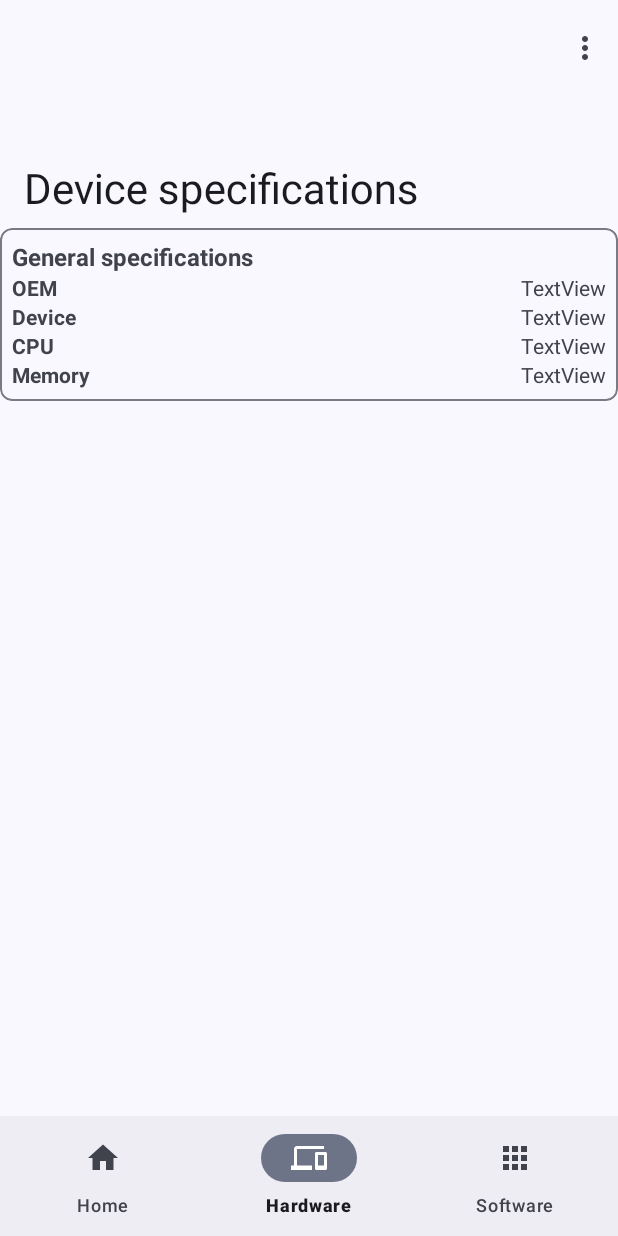
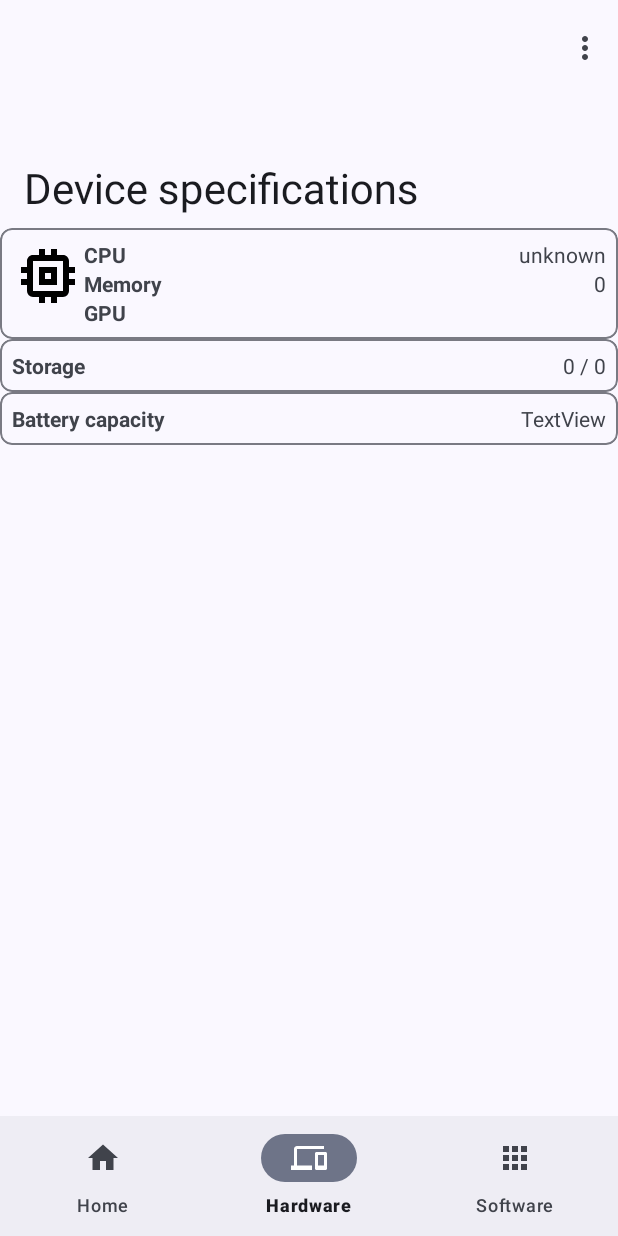
Before and after one commit to errortek/jpb24, an Android app: the DashboardFragment screen opened through its navigation route, on a phone screen of 412 x 824 dp. Run offline under Robolectric (Android 15) with nearby library versions, the phone set to English and light mode, and no system bars; our stand-ins replace navigation-ui.

Commit message:
Add hardware information

```diff
--- a/app/src/main/AndroidManifest.xml
+++ b/app/src/main/AndroidManifest.xml
@@ -13,10 +13,10 @@
         android:theme="@style/Theme.Jpb24"
         tools:targetApi="31">
         <activity
-            android:name=".AboutActivity"
+            android:name="com.jpb.jpb24.AboutActivity"
             android:exported="false" />
         <activity
-            android:name=".SettingsActivity"
+            android:name="com.jpb.jpb24.SettingsActivity"
             android:exported="false"
             android:label="@string/title_activity_settings" />
         <activity
--- a/app/src/main/java/com/errortek/jpb24/ui/dashboard/DashboardFragment.kt
+++ /dev/null
@@ -1,37 +0,0 @@
-package com.jpb.jpb24.ui.dashboard
-
-import android.os.Bundle
-import android.view.LayoutInflater
-import android.view.View
-import android.view.ViewGroup
-import android.widget.TextView
-import androidx.fragment.app.Fragment
-import androidx.lifecycle.ViewModelProvider
-import com.jpb.jpb24.databinding.FragmentDashboardBinding
-
-class DashboardFragment : Fragment() {
-
-    private var _binding: FragmentDashboardBinding? = null
-
-    // This property is only valid between onCreateView and
-    // onDestroyView.
-    private val binding get() = _binding!!
-
-    override fun onCreateView(
-        inflater: LayoutInflater,
-        container: ViewGroup?,
-        savedInstanceState: Bundle?
-    ): View {
-        val dashboardViewModel =
-            ViewModelProvider(this).get(DashboardViewModel::class.java)
-
-        _binding = FragmentDashboardBinding.inflate(inflater, container, false)
-        val root: View = binding.root
-        return root
-    }
-
-    override fun onDestroyView() {
-        super.onDestroyView()
-        _binding = null
-    }
-}
--- a/app/src/main/java/com/jpb/jpb24/AboutActivity.kt
+++ b/app/src/main/java/com/jpb/jpb24/AboutActivity.kt
@@ -3,11 +3,7 @@ package com.jpb.jpb24
 import android.content.Context
 import android.os.Bundle
 import android.view.View
-import androidx.activity.enableEdgeToEdge
-import androidx.appcompat.app.AppCompatActivity
 import androidx.core.text.HtmlCompat
-import androidx.core.view.ViewCompat
-import androidx.core.view.WindowInsetsCompat
 import com.google.android.material.dialog.MaterialAlertDialogBuilder
 import com.mikepenz.aboutlibraries.LibsBuilder
 import com.mikepenz.aboutlibraries.LibsConfiguration
--- /dev/null
+++ b/app/src/main/java/com/jpb/jpb24/ui/dashboard/DashboardFragment.kt
@@ -0,0 +1,114 @@
+package com.jpb.jpb24.ui.dashboard
+
+import android.app.ActivityManager
+import android.content.Context
+import android.os.Build
+import android.os.Bundle
+import android.os.Environment
+import android.os.StatFs
+import android.view.LayoutInflater
+import android.view.View
+import android.view.ViewGroup
+import android.widget.TextView
+import androidx.fragment.app.Fragment
+import androidx.lifecycle.ViewModelProvider
+import com.jpb.jpb24.databinding.FragmentDashboardBinding
+import com.jpb.jpb24.utils.CpuInformation
+import java.text.DecimalFormat
+
+
+class DashboardFragment : Fragment() {
+
+    private var _binding: FragmentDashboardBinding? = null
+
+    // This property is only valid between onCreateView and
+    // onDestroyView.
+    private val binding get() = _binding!!
+
+    override fun onCreateView(
+        inflater: LayoutInflater,
+        container: ViewGroup?,
+        savedInstanceState: Bundle?
+    ): View {
+
+        var activityManager: ActivityManager? = null
+        var memoryInfo: ActivityManager.MemoryInfo? = null
+        activityManager = this.activity?.getSystemService(Context.ACTIVITY_SERVICE) as ActivityManager?
+        memoryInfo = ActivityManager.MemoryInfo()
+        activityManager?.getMemoryInfo(memoryInfo)
+        val freeMemory = memoryInfo.availMem
+        val totalMemory = memoryInfo.totalMem
+        val usedMemory = freeMemory.let { totalMemory.minus(it) }
+        val cpuInformation = activity?.let { CpuInformation(it) }
+        val gpu_vendor = cpuInformation?.gPUVendor
+
+
+        val dashboardViewModel =
+            ViewModelProvider(this).get(DashboardViewModel::class.java)
+
+        _binding = FragmentDashboardBinding.inflate(inflater, container, false)
+        val root: View = binding.root
+        val cputext: TextView = binding.CPUDetails
+        if (Build.VERSION.SDK_INT >= 31) {
+            cputext.text = Build.SOC_MODEL
+        } else {
+            cputext.text = "CPU model information is unavailable for Android 11 and below, due to the underlying API requiring at least Android 12."
+        }
+        val memtext: TextView = binding.RAMDetails
+        memtext.text = formatSize(totalMemory)
+        val gputext: TextView = binding.GPUDetails
+        gputext.text = gpu_vendor
+        val storagetext: TextView = binding.StorageDetails
+        storagetext.text = formatSize(getUsedInternalMemorySize()) + " / " + formatSize(getTotalInternalMemorySize())
+        return root
+    }
+
+    override fun onDestroyView() {
+        super.onDestroyView()
+        _binding = null
+    }
+
+    private fun formatSize(size: Long): String {
+        if (size <= 0)
+            return "0"
+        val units = arrayOf("B", "KB", "MB", "GB", "TB")
+        val digitGroups = (Math.log10(size.toDouble()) / Math.log10(1024.0)).toInt()
+        return DecimalFormat("#,##0.#").format(size / Math.pow(1024.0, digitGroups.toDouble())) + " " + units[digitGroups]
+    }
+
+    /**
+     * Get available internal memory size
+     * @return long
+     */
+    private fun getAvailableInternalMemorySize(): Long {
+        val path = Environment.getDataDirectory()
+        val statFs = StatFs(path.path)
+        val blockSize = statFs.blockSizeLong
+        val availableBlocks = statFs.availableBlocksLong
+        return availableBlocks * blockSize
+    }
+
+    /**
+     * Get total internal memory size
+     * @return long
+     */
+    private fun getTotalInternalMemorySize(): Long {
+        val path = Environment.getDataDirectory()
+        val statFs = StatFs(path.path)
+        val blockSize = statFs.blockSizeLong
+        val totalBlocks = statFs.blockCountLong
+        return blockSize * totalBlocks
+    }
+
+    /**
+     * Get the used internal memory size
+     * @return long
+     */
+    private fun getUsedInternalMemorySize(): Long {
+        return if (getTotalInternalMemorySize() > getAvailableInternalMemorySize()) {
+            getTotalInternalMemorySize() - getAvailableInternalMemorySize()
+        } else {
+            -11111111
+        }
+    }
+}
--- /dev/null
+++ b/app/src/main/res/drawable/chip.xml
@@ -0,0 +1 @@
+<!-- drawable/chip.xml --><vector xmlns:android="http://schemas.android.com/apk/res/android" android:height="24dp" android:width="24dp" android:viewportWidth="24" android:viewportHeight="24"><path android:fillColor="#000000" android:pathData="M6,4H18V5H21V7H18V9H21V11H18V13H21V15H18V17H21V19H18V20H6V19H3V17H6V15H3V13H6V11H3V9H6V7H3V5H6V4M11,15V18H12V15H11M13,15V18H14V15H13M15,15V18H16V15H15Z" /></vector>
--- /dev/null
+++ b/app/src/main/res/drawable/processor.xml
@@ -0,0 +1 @@
+<!-- drawable/memory.xml --><vector xmlns:android="http://schemas.android.com/apk/res/android" android:height="24dp" android:width="24dp" android:viewportWidth="24" android:viewportHeight="24"><path android:fillColor="#000000" android:pathData="M17,17H7V7H17M21,11V9H19V7C19,5.89 18.1,5 17,5H15V3H13V5H11V3H9V5H7C5.89,5 5,5.89 5,7V9H3V11H5V13H3V15H5V17A2,2 0 0,0 7,19H9V21H11V19H13V21H15V19H17A2,2 0 0,0 19,17V15H21V13H19V11M13,13H11V11H13M15,9H9V15H15V9Z" /></vector>
--- a/app/src/main/res/layout/fragment_dashboard.xml
+++ b/app/src/main/res/layout/fragment_dashboard.xml
@@ -5,7 +5,7 @@
     android:layout_width="wrap_content"
     android:layout_height="wrap_content"
     android:orientation="vertical"
-    tools:context=".ui.hardware.HardwareFragment">
+    tools:context=".ui.home.HomeFragment">
 
     <ScrollView
         android:layout_width="match_parent"
@@ -13,7 +13,8 @@
 
         <LinearLayout
             android:layout_width="match_parent"
-            android:layout_height="wrap_content">
+            android:layout_height="wrap_content"
+            android:orientation="vertical">
 
             <com.google.android.material.card.MaterialCardView
                 android:layout_width="match_parent"
@@ -24,15 +25,20 @@
                 <LinearLayout
                     android:layout_width="match_parent"
                     android:layout_height="match_parent"
+                    android:orientation="horizontal">
+
+                    <ImageView
+                        android:id="@+id/imageView"
+                        android:layout_width="48dp"
+                        android:layout_height="48dp"
+                        android:foregroundTint="?android:attr/colorPrimary"
+                        android:foregroundTintMode="src_over"
+                        app:srcCompat="@drawable/processor"/>
+
+                    <LinearLayout
+                        android:layout_width="wrap_content"
+                        android:layout_height="wrap_content"
                         android:orientation="vertical">
-
-                    <TextView
-                        android:layout_width="match_parent"
-                        android:layout_height="wrap_content"
-                        android:fontFamily="sans-serif"
-                        android:text="@string/general_specifications"
-                        android:textSize="16sp"
-                        android:textStyle="bold"></TextView>
 
                         <LinearLayout
                             android:layout_width="match_parent"
@@ -40,10 +46,10 @@
                             android:orientation="horizontal">
 
                             <TextView
-                            android:id="@+id/textView"
+                                android:id="@+id/CPUTitle"
                                 android:layout_width="wrap_content"
                                 android:layout_height="wrap_content"
-                            android:text="@string/oem"
+                                android:text="@string/cpu"
                                 android:textStyle="bold" />
 
                             <View
@@ -52,7 +58,7 @@
                                 android:layout_weight="1" />
 
                             <TextView
-                            android:id="@+id/textView2"
+                                android:id="@+id/CPUDetails"
                                 android:layout_width="wrap_content"
                                 android:layout_height="wrap_content"
                                 android:text="TextView" />
@@ -64,55 +70,7 @@
                             android:orientation="horizontal">
 
                             <TextView
-                            android:id="@+id/textView3"
-                            android:layout_width="wrap_content"
-                            android:layout_height="wrap_content"
-                            android:text="@string/device"
-                            android:textStyle="bold" />
-
-                        <View
-                            android:layout_width="0dp"
-                            android:layout_height="1dp"
-                            android:layout_weight="1" />
-
-                        <TextView
-                            android:id="@+id/textView4"
-                            android:layout_width="wrap_content"
-                            android:layout_height="wrap_content"
-                            android:text="TextView" />
-                    </LinearLayout>
-
-                    <LinearLayout
-                        android:layout_width="match_parent"
-                        android:layout_height="match_parent"
-                        android:orientation="horizontal">
-
-                        <TextView
-                            android:id="@+id/textView5"
-                            android:layout_width="wrap_content"
-                            android:layout_height="wrap_content"
-                            android:text="@string/cpu"
-                            android:textStyle="bold" />
-
-                        <View
-                            android:layout_width="0dp"
-                            android:layout_height="1dp"
-                            android:layout_weight="1" />
-
-                        <TextView
-                            android:id="@+id/textView6"
-                            android:layout_width="wrap_content"
-                            android:layout_height="wrap_content"
-                            android:text="TextView" />
-                    </LinearLayout>
-
-                    <LinearLayout
-                        android:layout_width="match_parent"
-                        android:layout_height="match_parent"
-                        android:orientation="horizontal">
-
-                        <TextView
-                            android:id="@+id/textView7"
+                                android:id="@+id/RAMTitle"
                                 android:layout_width="wrap_content"
                                 android:layout_height="wrap_content"
                                 android:text="@string/memory"
@@ -124,14 +82,111 @@
                                 android:layout_weight="1" />
 
                             <TextView
-                            android:id="@+id/textView8"
+                                android:id="@+id/RAMDetails"
+                                android:layout_width="wrap_content"
+                                android:layout_height="wrap_content"
+                                android:text="TextView" />
+                        </LinearLayout>
+                        <LinearLayout
+                            android:layout_width="match_parent"
+                            android:layout_height="match_parent"
+                            android:orientation="horizontal">
+
+                            <TextView
+                                android:id="@+id/GPUTitle"
+                                android:layout_width="wrap_content"
+                                android:layout_height="wrap_content"
+                                android:text="GPU"
+                                android:textStyle="bold" />
+
+                            <View
+                                android:layout_width="0dp"
+                                android:layout_height="1dp"
+                                android:layout_weight="1" />
+
+                            <TextView
+                                android:id="@+id/GPUDetails"
                                 android:layout_width="wrap_content"
                                 android:layout_height="wrap_content"
                                 android:text="TextView" />
                         </LinearLayout>
                     </LinearLayout>
+                </LinearLayout>
+            </com.google.android.material.card.MaterialCardView>
 
+            <com.google.android.material.card.MaterialCardView
+                android:layout_width="match_parent"
+                android:layout_height="wrap_content"
+                app:cardCornerRadius="8dp"
+                app:contentPadding="8dp">
+
+                <LinearLayout
+                    android:layout_width="match_parent"
+                    android:layout_height="match_parent"
+                    android:orientation="horizontal">
+
+                    <LinearLayout
+                        android:layout_width="wrap_content"
+                        android:layout_height="wrap_content"
+                        android:orientation="vertical">
+
+                        <LinearLayout
+                            android:layout_width="match_parent"
+                            android:layout_height="match_parent"
+                            android:orientation="horizontal">
+
+                            <TextView
+                                android:id="@+id/StorageTitle"
+                                android:layout_width="wrap_content"
+                                android:layout_height="wrap_content"
+                                android:text="Storage"
+                                android:textStyle="bold" />
+
+                            <View
+                                android:layout_width="0dp"
+                                android:layout_height="1dp"
+                                android:layout_weight="1" />
+
+                            <TextView
+                                android:id="@+id/StorageDetails"
+                                android:layout_width="wrap_content"
+                                android:layout_height="wrap_content"
+                                android:text="TextView" />
+                        </LinearLayout>
+                    </LinearLayout>
+                </LinearLayout>
             </com.google.android.material.card.MaterialCardView>
+
+            <com.google.android.material.card.MaterialCardView
+                android:layout_width="match_parent"
+                android:layout_height="wrap_content"
+                app:cardCornerRadius="8dp"
+                app:contentPadding="8dp">
+            <LinearLayout
+                android:layout_width="match_parent"
+                android:layout_height="match_parent"
+                android:orientation="horizontal">
+
+                <TextView
+                    android:id="@+id/BatteryTitle"
+                    android:layout_width="wrap_content"
+                    android:layout_height="wrap_content"
+                    android:text="Battery capacity"
+                    android:textStyle="bold" />
+
+                <View
+                    android:layout_width="0dp"
+                    android:layout_height="1dp"
+                    android:layout_weight="1" />
+
+                <TextView
+                    android:id="@+id/BatteryDetails"
+                    android:layout_width="wrap_content"
+                    android:layout_height="wrap_content"
+                    android:text="TextView" />
+            </LinearLayout>
+            </com.google.android.material.card.MaterialCardView>
+
         </LinearLayout>
     </ScrollView>
 </LinearLayout>
```
Also changed, not shown: app/src/main/java/com/jpb/jpb24/utils/CpuInformation.kt (added, +254 -0 lines), app/src/main/java/com/jpb/jpb24/MainActivity.kt (renamed from app/src/main/java/com/errortek/jpb24/MainActivity.kt), app/src/main/java/com/jpb/jpb24/ui/dashboard/DashboardViewModel.kt (renamed from app/src/main/java/com/errortek/jpb24/ui/dashboard/DashboardViewModel.kt), app/src/main/java/com/jpb/jpb24/ui/home/HomeFragment.kt (renamed from app/src/main/java/com/errortek/jpb24/ui/home/HomeFragment.kt), app/src/main/java/com/jpb/jpb24/ui/home/HomeViewModel.kt (renamed from app/src/main/java/com/errortek/jpb24/ui/home/HomeViewModel.kt), app/src/main/java/com/jpb/jpb24/ui/notifications/NotificationsFragment.kt (renamed from app/src/main/java/com/errortek/jpb24/ui/notifications/NotificationsFragment.kt), app/src/main/java/com/jpb/jpb24/ui/notifications/NotificationsViewModel.kt (renamed from app/src/main/java/com/errortek/jpb24/ui/notifications/NotificationsViewModel.kt). Lines whose indentation alone changed are shown as unchanged.
